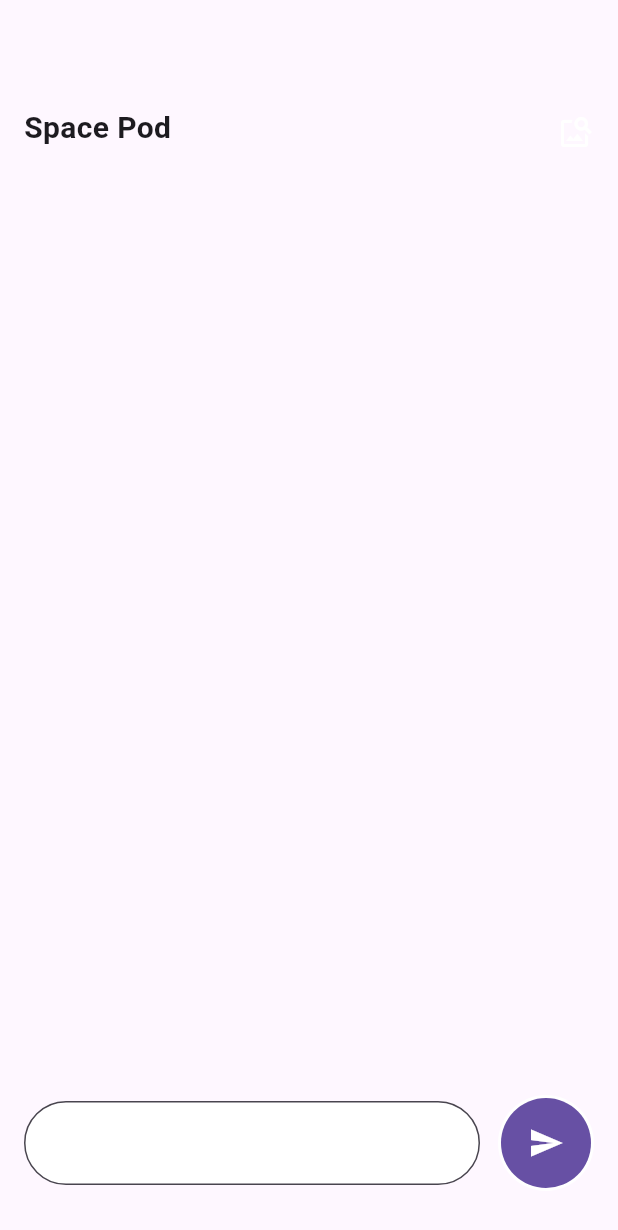
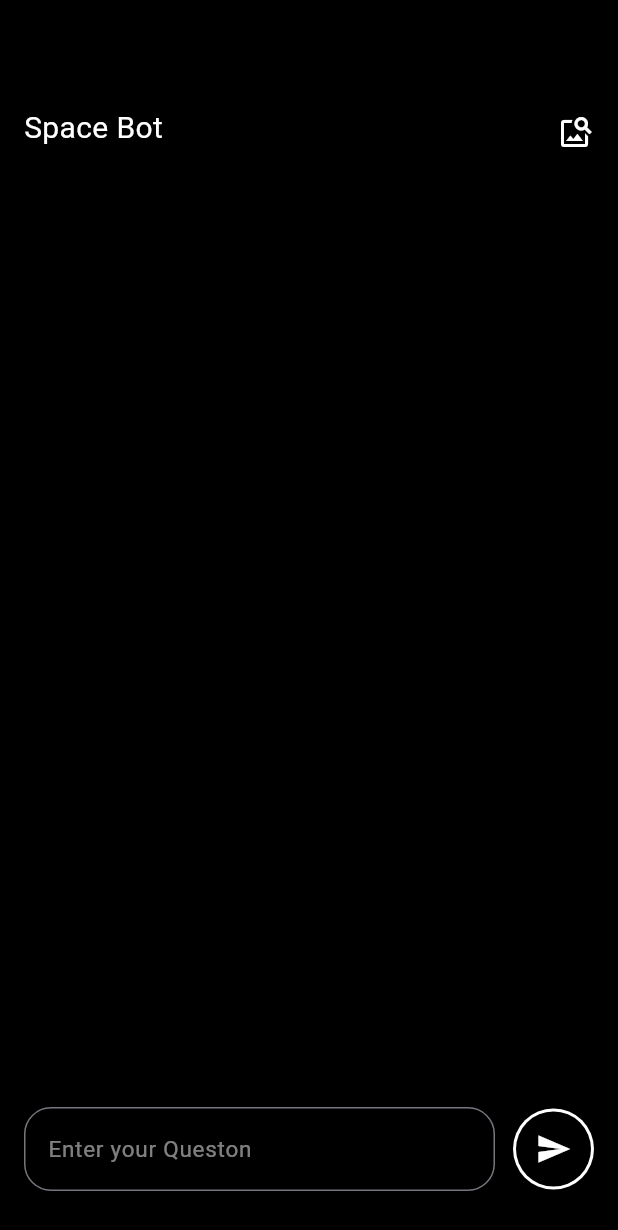
Before and after one commit to Priyanshg0211/SapceBot, a Flutter app: the screen it shows after launch, after a tap on the "arrow forward ios" icon, on a phone screen of 412 x 824 dp. Shown: the top 1230 px of the screen. Run offline on Flutter 3.47's test engine with Material 3 defaults, Android fonts, the phone set to English and light mode, and no system bars; our stand-ins replace bloc, dio, flutter_bloc, lottie; Roboto replaces fonts that are missing (Product Sans).

Commit message:
update the UI

```diff
--- a/lib/UI/Intopage.dart
+++ b/lib/UI/Intopage.dart
@@ -1,5 +1,4 @@
 import 'package:flutter/material.dart';
-import 'package:spacebot/UI/GettingStart.dart';
 import 'package:spacebot/pages/home_page.dart';
 
 class Intorpage extends StatefulWidget {
@@ -34,6 +33,7 @@ class _IntorpageState extends State<Intorpage> {
                 child: Text(
                   'Explore the\nUniverse',
                   style: TextStyle(
+                      color: Colors.white,
                       fontFamily: 'Product sans',
                       fontSize: 40,
                       fontWeight: FontWeight.bold),
--- a/lib/pages/home_page.dart
+++ b/lib/pages/home_page.dart
@@ -16,6 +16,7 @@ class _HomePageState extends State<HomePage> {
   @override
   Widget build(BuildContext context) {
     return Scaffold(
+      backgroundColor: Colors.black,
       body: BlocConsumer<ChatBloc, ChatState>(
         bloc: chatBloc,
         listener: (context, state) {},
@@ -35,9 +36,11 @@ class _HomePageState extends State<HomePage> {
                         mainAxisAlignment: MainAxisAlignment.spaceBetween,
                         children: [
                           Text(
-                            "Space Pod",
+                            "Space Bot",
                             style: TextStyle(
-                                fontWeight: FontWeight.bold, fontSize: 20),
+                                color: Colors.white,
+                                fontFamily: 'Product Sans',
+                               fontSize: 20),
                           ),
                           Icon(
                             Icons.image_search,
@@ -55,11 +58,11 @@ class _HomePageState extends State<HomePage> {
                                   padding: EdgeInsets.all(16),
                                   decoration: BoxDecoration(
                                     borderRadius: BorderRadius.circular(16),
-                                    color: Colors.amber.withOpacity(0.1),
+
                                   ),
                                   child: Column(
                                     children: [
-                                      Text(message[index].role == "user"? "user" : "AI",style: TextStyle(color: Colors.deepPurple,fontSize: 20),),
+                                      Text(message[index].role == "user"? "user" : "AI",style: TextStyle(fontFamily: 'Product Sans',color: Colors.deepPurple,fontSize: 20),),
                                       const SizedBox(height: 10,),
                                       Text(message[index].parts.first.text),
                                     ],
@@ -73,18 +76,18 @@ class _HomePageState extends State<HomePage> {
                           Expanded(
                               child: TextField(
                             controller: textEditingController,
-                            style: TextStyle(color: Colors.black),
-                            cursorColor: Theme.of(context).primaryColor,
+                            style: TextStyle(color: Colors.white),
+                            cursorColor: Colors.white,
                             decoration: InputDecoration(
+                              hintText: 'Enter your Queston',
+                              hintStyle: TextStyle(fontFamily: 'Product Sans',fontSize: 15,color: Colors.white.withOpacity(0.5)),
                               border: OutlineInputBorder(
-                                borderRadius: BorderRadius.circular(50),
+                                borderRadius: BorderRadius.circular(18),
                               ),
-                              fillColor: Colors.white,
-                              filled: true,
                               focusedBorder: OutlineInputBorder(
-                                borderRadius: BorderRadius.circular(50),
+                                borderRadius: BorderRadius.circular(18),
                                 borderSide: BorderSide(
-                                    color: Theme.of(context).primaryColor),
+                                    color: Colors.white),
                               ),
                             ),
                           )),
@@ -101,11 +104,11 @@ class _HomePageState extends State<HomePage> {
                               }
                             },
                             child: CircleAvatar(
-                              radius: 32,
+                              radius: 27,
                               backgroundColor: Colors.white,
                               child: CircleAvatar(
-                                radius: 30,
-                                backgroundColor: Theme.of(context).primaryColor,
+                                radius: 25,
+                                backgroundColor: Colors.black,
                                 child: Center(
                                   child: Icon(
                                     Icons.send,
```
